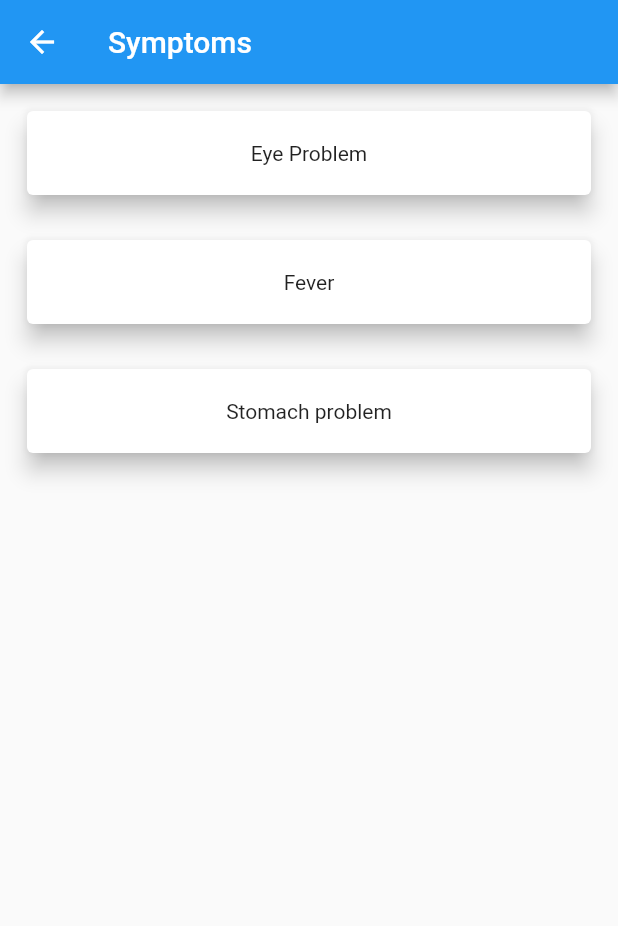
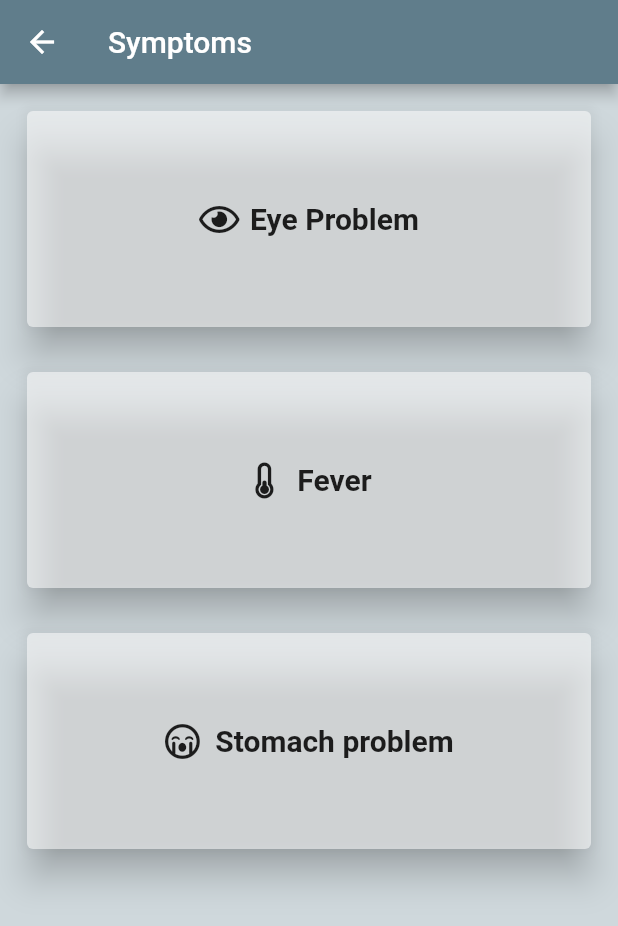
Before and after one commit to sayanmondal31/medisol-android, a Flutter app: the SymptomsPage screen opened by its route, on a phone screen of 412 x 824 dp. Shown: the top 926 px of the screen. Run offline on Flutter 3.47's test engine with Material 2 defaults, Android fonts, the phone set to English and light mode, and no system bars; our stand-ins replace animated_text_kit, camera, cloud_firestore, firebase_auth, font_awesome_flutter, google_sign_in and 1 more; missing offline and left inert: flutter_webview_plugin; accounts and stored records are empty.

Commit message:
ui added

```diff
--- a/lib/first_aid/first_aid_page/common_page_handle.dart
+++ b/lib/first_aid/first_aid_page/common_page_handle.dart
@@ -1,24 +1,32 @@
 import 'package:flutter/material.dart';
 
 class FirstaidComponents extends StatelessWidget {
-  final String gotoPageName;
+  // final String gotoPageName;
   final String problemText;
+  final IconData iconData;
+  final Function press;
 
-  FirstaidComponents({@required this.gotoPageName, @required this.problemText});
+  FirstaidComponents({@required this.press, @required this.problemText,@required this.iconData});
 
   @override
   Widget build(BuildContext context) {
     return GestureDetector(
-      onTap: () {
-        Navigator.pushNamed(context, gotoPageName);
-      },
+      onTap: press,
       child: Card(
-        elevation: 6.0,
+        color: Colors.white54,
+        elevation: 10.0,
         margin: EdgeInsets.symmetric(horizontal: 10.0, vertical: 10.0),
         child: Padding(
-          padding: const EdgeInsets.all(20.0),
+          padding: const EdgeInsets.symmetric(vertical: 60.0),
           child: Center(
-            child: Text(problemText),
+            child: Row(
+              mainAxisAlignment: MainAxisAlignment.center,
+              children: <Widget>[
+                Icon(iconData),
+                SizedBox(width: 10,),
+                Text(problemText,style: TextStyle(fontSize: 20,fontWeight: FontWeight.bold),),
+              ],
+            ),
           ),
         ),
       ),
--- a/lib/login/register_page.dart
+++ b/lib/login/register_page.dart
@@ -13,7 +13,9 @@ class RegisterPage extends StatefulWidget {
 
 class _RegisterPageState extends State<RegisterPage>
     with SingleTickerProviderStateMixin {
+
   final _auth = FirebaseAuth.instance;
+
   String email;
   String password;
   String fname;
--- a/lib/symptoms/symptom_page/symptom_page.dart
+++ b/lib/symptoms/symptom_page/symptom_page.dart
@@ -1,12 +1,18 @@
 import 'package:flutter/material.dart';
+import 'package:font_awesome_flutter/font_awesome_flutter.dart';
 import 'package:medisol/first_aid/first_aid_page/common_page_handle.dart';
+import 'package:medisol/symptoms/eyes.dart';
+import 'package:medisol/symptoms/fever.dart';
+import 'package:medisol/symptoms/stomach_problem.dart';
 
 class SymptomsPage extends StatelessWidget {
   static const String id = 'symptoms';
   @override
   Widget build(BuildContext context) {
     return Scaffold(
+      backgroundColor: Colors.blueGrey[100] ,
       appBar: AppBar(
+        backgroundColor: Colors.blueGrey,
         title: Text('Symptoms'),
       ),
       body: ListView(
@@ -14,21 +20,24 @@ class SymptomsPage extends StatelessWidget {
         children: <Widget>[
           FirstaidComponents(
             problemText: 'Eye Problem',
-            gotoPageName: '/symptomeyes',
+            press: ()=>Navigator.push(context, MaterialPageRoute(builder: (context)=>EyesPage())),
+            iconData: FontAwesomeIcons.eye,
           ),
           SizedBox(
             height: 10.0,
           ),
           FirstaidComponents(
             problemText: 'Fever',
-            gotoPageName: '/symptomfever',
+            iconData: FontAwesomeIcons.thermometerQuarter,
+            press: ()=>Navigator.push(context, MaterialPageRoute(builder: (context)=>FeverPage()))
           ),
           SizedBox(
             height: 10.0,
           ),
           FirstaidComponents(
             problemText: 'Stomach problem',
-            gotoPageName: '/symptomfever',
+            press:()=> Navigator.push(context, MaterialPageRoute(builder:(context)=>StomachPage() )),
+            iconData: FontAwesomeIcons.sadCry,
           ),
           SizedBox(
             height: 10.0,
```
Also changed, not shown: lib/first_aid/first_aid_page/firstAid_page.dart (+14 -8 lines), lib/firstpage/ButtonUi.dart (+5 -3 lines), lib/firstpage/page.dart (+30 -23 lines), lib/login/google_auth.dart (added, +180 -0 lines), lib/login/login_page.dart (+33 -1 lines), pubspec.yaml (+5 -2 lines), pubspec.lock, 1 other file.
